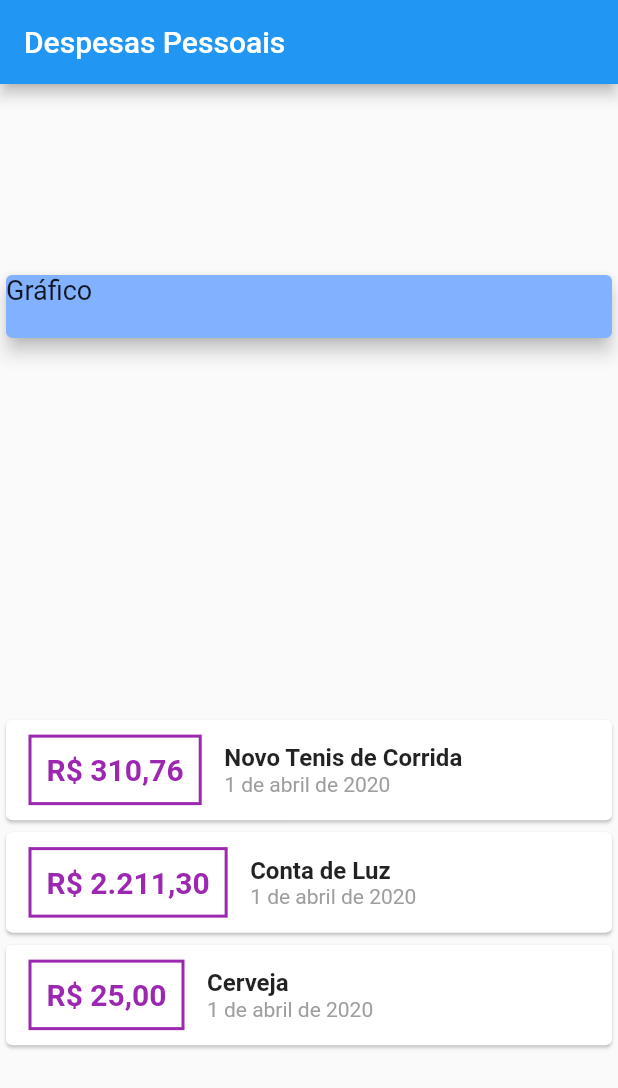
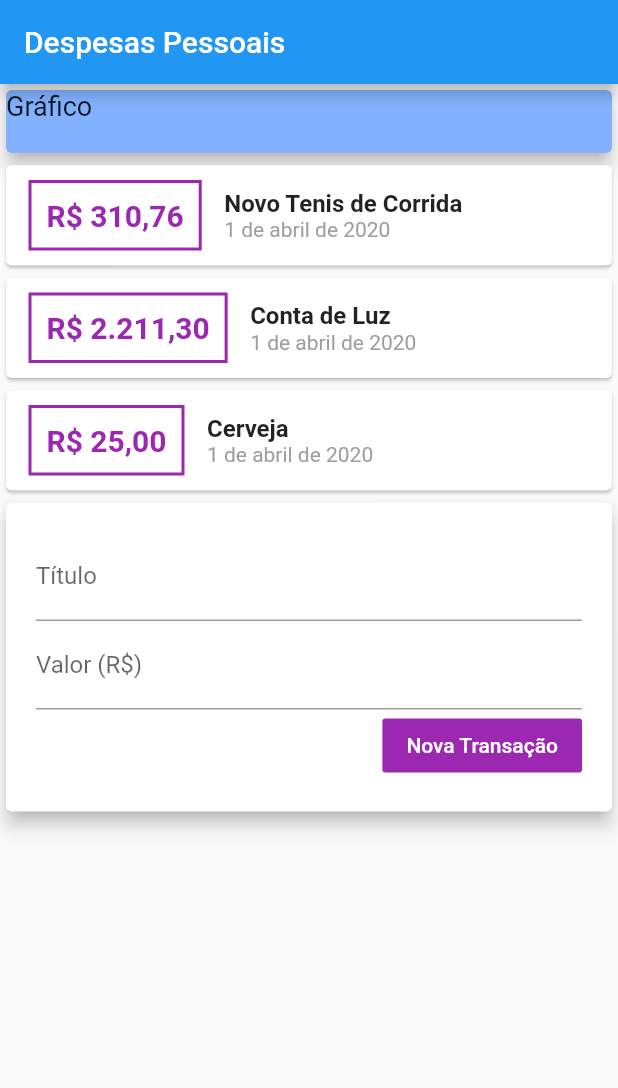
Before and after one commit to saulloalmeida/expenses, a Flutter app: the screen it shows after launch, on a phone screen of 412 x 824 dp. Shown: the top 1088 px of the screen. Run offline on Flutter 3.47's test engine with Material 2 defaults, Android fonts, the phone set to English and light mode, and no system bars.

Commit message:
formulario implementado
campos de titulo, valor e botao de enviar transação

```diff
--- a/lib/main.dart
+++ b/lib/main.dart
@@ -17,6 +17,8 @@ class ExpensesApp extends StatelessWidget {
 }
 
 class MyHomePage extends StatelessWidget {
+  final titleController = TextEditingController();
+  final valueController = TextEditingController();
   final _transactions = [
     Transaction(
       id: 't1',
@@ -44,7 +46,6 @@ class MyHomePage extends StatelessWidget {
         title: Text("Despesas Pessoais"),
       ),
       body: Column(
-        mainAxisAlignment: MainAxisAlignment.spaceAround,
         crossAxisAlignment: CrossAxisAlignment.stretch,
         children: <Widget>[
           Container(
@@ -74,7 +75,8 @@ class MyHomePage extends StatelessWidget {
                         ),
                         padding: EdgeInsets.all(10),
                         child: Text(
-                          NumberFormat.currency(symbol: "R\$",decimalDigits: 2).format(tr.value),
+                          NumberFormat.currency(symbol: "R\$", decimalDigits: 2)
+                              .format(tr.value),
                           style: TextStyle(
                               color: Colors.purple,
                               fontSize: 20,
@@ -101,6 +103,40 @@ class MyHomePage extends StatelessWidget {
                   ),
                 );
               }).toList()),
+          Card(
+            elevation: 5,
+            child: Padding(
+              padding: const EdgeInsets.all(20),
+              child: Column(
+                children: <Widget>[
+                  TextField(
+                    controller: titleController,
+                    decoration: InputDecoration(labelText: 'Título'),
+                  ),
+                  TextField(
+                    controller: valueController,
+                    decoration: InputDecoration(
+                      labelText: 'Valor (R\$)',
+                    ),
+                  ),
+                  Row(
+                    mainAxisAlignment: MainAxisAlignment.end,
+                    children: <Widget>[
+                      FlatButton(
+                        color: Colors.purple,
+                        textColor: Colors.white,
+                        onPressed: () {
+                          print(titleController.text);
+                          print(valueController.text);
+                        },
+                        child: Text("Nova Transação"),
+                      ),
+                    ],
+                  )
+                ],
+              ),
+            ),
+          ),
         ],
       ),
     );
```
